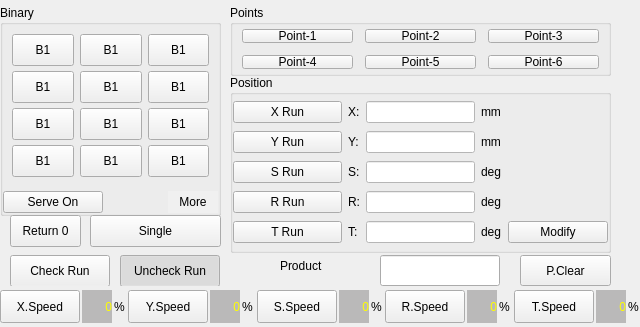
This is hcmanualoperation/ichcmanualoperationpageframe_5.ui in GaussCheng/2-5AxisPunch as Qt 5 draws it before an edit. The edited form follows.
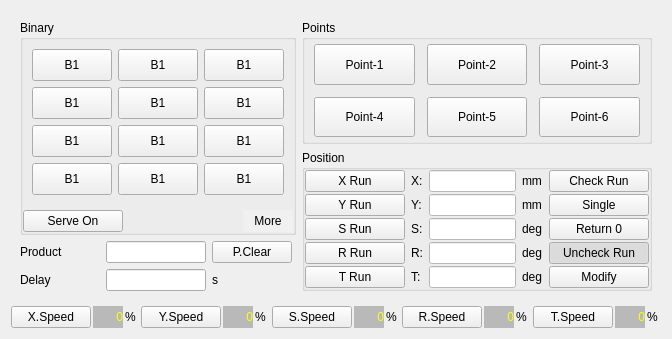
This is the edited form. Custom widgets are drawn as their Qt base class.

The edit to the form file:
```diff
--- a/hcmanualoperation/ichcmanualoperationpageframe_5.ui
+++ b/hcmanualoperation/ichcmanualoperationpageframe_5.ui
@@ -25,28 +25,18 @@
   <property name="frameShadow">
    <enum>QFrame::Plain</enum>
   </property>
+  <layout class="QVBoxLayout" name="verticalLayout_4">
+   <item>
   <widget class="QStackedWidget" name="tabWidget">
-   <property name="geometry">
-    <rect>
-     <x>0</x>
-     <y>5</y>
-     <width>640</width>
-     <height>281</height>
-    </rect>
-   </property>
    <property name="currentIndex">
     <number>0</number>
    </property>
    <widget class="QWidget" name="tabWidgetPage1">
+      <layout class="QHBoxLayout" name="horizontalLayout_5">
+       <item>
+        <layout class="QVBoxLayout" name="verticalLayout_2">
+         <item>
     <widget class="QGroupBox" name="groupBox_3">
-     <property name="geometry">
-      <rect>
-       <x>0</x>
-       <y>0</y>
-       <width>221</width>
-       <height>211</height>
-      </rect>
-     </property>
      <property name="title">
       <string>Binary</string>
      </property>
@@ -478,360 +468,131 @@
       </item>
      </layout>
     </widget>
+         </item>
+         <item>
+          <layout class="QHBoxLayout" name="horizontalLayout_3">
+           <item>
     <widget class="QLabel" name="label_3">
-     <property name="geometry">
-      <rect>
-       <x>280</x>
-       <y>250</y>
-       <width>91</width>
-       <height>21</height>
-      </rect>
+             <property name="minimumSize">
+              <size>
+               <width>80</width>
+               <height>0</height>
+              </size>
      </property>
      <property name="text">
       <string>Product</string>
      </property>
     </widget>
+           </item>
+           <item>
     <widget class="ICLineEditWithVirtualNumericKeypad" name="productEdit">
-     <property name="geometry">
-      <rect>
-       <x>380</x>
-       <y>250</y>
-       <width>120</width>
-       <height>31</height>
-      </rect>
-     </property>
-     <property name="alignment">
-      <set>Qt::AlignRight|Qt::AlignTrailing|Qt::AlignVCenter</set>
-     </property>
-    </widget>
-    <widget class="QGroupBox" name="groupBox">
-     <property name="geometry">
-      <rect>
-       <x>230</x>
-       <y>70</y>
-       <width>381</width>
-       <height>178</height>
-      </rect>
-     </property>
-     <property name="title">
-      <string>Position</string>
-     </property>
-     <layout class="QGridLayout" name="gridLayout">
-      <property name="verticalSpacing">
-       <number>2</number>
-      </property>
-      <property name="margin">
-       <number>0</number>
-      </property>
-      <item row="2" column="3">
-       <widget class="QLabel" name="label_15">
-        <property name="text">
-         <string>deg</string>
-        </property>
-       </widget>
-      </item>
-      <item row="1" column="0">
-       <widget class="QPushButton" name="yRun">
-        <property name="sizePolicy">
-         <sizepolicy hsizetype="Expanding" vsizetype="Preferred">
-          <horstretch>0</horstretch>
-          <verstretch>0</verstretch>
-         </sizepolicy>
-        </property>
         <property name="minimumSize">
          <size>
           <width>100</width>
           <height>0</height>
          </size>
         </property>
-        <property name="text">
-         <string>Y Run</string>
-        </property>
-       </widget>
-      </item>
-      <item row="1" column="3">
-       <widget class="QLabel" name="label_5">
-        <property name="text">
-         <string>mm</string>
+             <property name="maximumSize">
+              <size>
+               <width>100</width>
+               <height>16777215</height>
+              </size>
+             </property>
+             <property name="alignment">
+              <set>Qt::AlignRight|Qt::AlignTrailing|Qt::AlignVCenter</set>
         </property>
        </widget>
       </item>
-      <item row="1" column="1">
-       <widget class="QLabel" name="label_2">
-        <property name="text">
-         <string>Y:</string>
-        </property>
-       </widget>
-      </item>
-      <item row="3" column="2">
-       <widget class="ICLineEditWithVirtualNumericKeypad" name="rPos">
-        <property name="enabled">
-         <bool>false</bool>
-        </property>
-        <property name="styleSheet">
-         <string notr="true">QLineEdit::disabled{
-background:white;
-color: rgb(97, 97, 97);
-}
-</string>
-        </property>
-       </widget>
-      </item>
-      <item row="4" column="2">
-       <widget class="ICLineEditWithVirtualNumericKeypad" name="tPos">
-        <property name="enabled">
-         <bool>false</bool>
-        </property>
-        <property name="styleSheet">
-         <string notr="true">QLineEdit::disabled{
-background:white;
-color: rgb(97, 97, 97);
-}
-</string>
-        </property>
-       </widget>
-      </item>
-      <item row="0" column="2">
-       <widget class="ICLineEditWithVirtualNumericKeypad" name="xPos">
-        <property name="enabled">
-         <bool>false</bool>
-        </property>
-        <property name="styleSheet">
-         <string notr="true">QLineEdit::disabled{
-background:white;
-color: rgb(97, 97, 97);
-}
-</string>
-        </property>
-       </widget>
-      </item>
-      <item row="0" column="0">
-       <widget class="QPushButton" name="xRun">
+           <item>
+            <widget class="QPushButton" name="productClear">
         <property name="sizePolicy">
-         <sizepolicy hsizetype="Expanding" vsizetype="Preferred">
+              <sizepolicy hsizetype="Minimum" vsizetype="Preferred">
           <horstretch>0</horstretch>
           <verstretch>0</verstretch>
          </sizepolicy>
         </property>
-        <property name="minimumSize">
-         <size>
-          <width>100</width>
-          <height>0</height>
-         </size>
-        </property>
         <property name="text">
-         <string>X Run</string>
+              <string>P.Clear</string>
         </property>
        </widget>
       </item>
-      <item row="2" column="2">
-       <widget class="ICLineEditWithVirtualNumericKeypad" name="zPos">
-        <property name="enabled">
-         <bool>false</bool>
-        </property>
-        <property name="styleSheet">
-         <string notr="true">QLineEdit::disabled{
-background:white;
-color: rgb(97, 97, 97);
-}
-</string>
-        </property>
-       </widget>
-      </item>
-      <item row="1" column="2">
-       <widget class="ICLineEditWithVirtualNumericKeypad" name="yPos">
-        <property name="enabled">
-         <bool>false</bool>
-        </property>
-        <property name="styleSheet">
-         <string notr="true">QLineEdit::disabled{
-background:white;
-color: rgb(97, 97, 97);
-}
-</string>
-        </property>
-       </widget>
-      </item>
-      <item row="0" column="3">
-       <widget class="QLabel" name="label_4">
-        <property name="text">
-         <string>mm</string>
-        </property>
-       </widget>
-      </item>
-      <item row="3" column="0">
-       <widget class="QPushButton" name="rRun">
-        <property name="sizePolicy">
-         <sizepolicy hsizetype="Expanding" vsizetype="Preferred">
-          <horstretch>0</horstretch>
-          <verstretch>0</verstretch>
-         </sizepolicy>
-        </property>
+           <item>
+            <spacer name="horizontalSpacer_3">
+             <property name="orientation">
+              <enum>Qt::Horizontal</enum>
+             </property>
+             <property name="sizeHint" stdset="0">
+              <size>
+               <width>40</width>
+               <height>20</height>
+              </size>
+             </property>
+            </spacer>
+           </item>
+          </layout>
+         </item>
+         <item>
+          <layout class="QHBoxLayout" name="horizontalLayout_4">
+           <item>
+            <widget class="QLabel" name="label_11">
         <property name="minimumSize">
          <size>
-          <width>100</width>
+               <width>80</width>
           <height>0</height>
          </size>
         </property>
         <property name="text">
-         <string>R Run</string>
+              <string>Delay</string>
         </property>
        </widget>
       </item>
-      <item row="3" column="1">
-       <widget class="QLabel" name="label_7">
-        <property name="text">
-         <string>R:</string>
-        </property>
-       </widget>
-      </item>
-      <item row="4" column="3">
-       <widget class="QLabel" name="label_10">
-        <property name="text">
-         <string>deg</string>
-        </property>
-       </widget>
-      </item>
-      <item row="3" column="3">
-       <widget class="QLabel" name="label_9">
-        <property name="text">
-         <string>deg</string>
-        </property>
-       </widget>
-      </item>
-      <item row="4" column="1">
-       <widget class="QLabel" name="label_8">
-        <property name="text">
-         <string>T:</string>
-        </property>
-       </widget>
-      </item>
-      <item row="2" column="0">
-       <widget class="QPushButton" name="zRun">
-        <property name="sizePolicy">
-         <sizepolicy hsizetype="Expanding" vsizetype="Preferred">
-          <horstretch>0</horstretch>
-          <verstretch>0</verstretch>
-         </sizepolicy>
-        </property>
+           <item>
+            <widget class="ICLineEditWithVirtualNumericKeypad" name="delayEdit">
         <property name="minimumSize">
          <size>
           <width>100</width>
           <height>0</height>
          </size>
         </property>
-        <property name="text">
-         <string>S Run</string>
-        </property>
-       </widget>
-      </item>
-      <item row="4" column="0">
-       <widget class="QPushButton" name="tRun">
-        <property name="sizePolicy">
-         <sizepolicy hsizetype="Expanding" vsizetype="Preferred">
-          <horstretch>0</horstretch>
-          <verstretch>0</verstretch>
-         </sizepolicy>
-        </property>
-        <property name="minimumSize">
+             <property name="maximumSize">
          <size>
           <width>100</width>
-          <height>0</height>
-         </size>
-        </property>
-        <property name="text">
-         <string>T Run</string>
+               <height>16777215</height>
+              </size>
+             </property>
+             <property name="alignment">
+              <set>Qt::AlignRight|Qt::AlignTrailing|Qt::AlignVCenter</set>
         </property>
        </widget>
       </item>
-      <item row="0" column="1">
-       <widget class="QLabel" name="label">
+           <item>
+            <widget class="QLabel" name="label_14">
         <property name="text">
-         <string>X:</string>
+              <string>s</string>
         </property>
        </widget>
       </item>
-      <item row="2" column="1">
-       <widget class="QLabel" name="label_6">
-        <property name="text">
-         <string>S:</string>
-        </property>
-       </widget>
-      </item>
-      <item row="4" column="4">
-       <widget class="QPushButton" name="setButton">
-        <property name="sizePolicy">
-         <sizepolicy hsizetype="Minimum" vsizetype="Preferred">
-          <horstretch>0</horstretch>
-          <verstretch>0</verstretch>
-         </sizepolicy>
-        </property>
-        <property name="minimumSize">
+           <item>
+            <spacer name="horizontalSpacer_2">
+             <property name="orientation">
+              <enum>Qt::Horizontal</enum>
+             </property>
+             <property name="sizeHint" stdset="0">
          <size>
-          <width>100</width>
-          <height>0</height>
-         </size>
-        </property>
-        <property name="text">
-         <string>Modify</string>
-        </property>
-       </widget>
-      </item>
-     </layout>
-    </widget>
-    <widget class="QPushButton" name="singleButton">
-     <property name="geometry">
-      <rect>
-       <x>90</x>
-       <y>210</y>
-       <width>131</width>
-       <height>32</height>
-      </rect>
-     </property>
-     <property name="sizePolicy">
-      <sizepolicy hsizetype="Minimum" vsizetype="Preferred">
-       <horstretch>0</horstretch>
-       <verstretch>0</verstretch>
-      </sizepolicy>
-     </property>
-     <property name="text">
-      <string>Single</string>
-     </property>
-    </widget>
-    <widget class="QPushButton" name="runButton">
-     <property name="geometry">
-      <rect>
-       <x>10</x>
-       <y>250</y>
-       <width>100</width>
-       <height>32</height>
-      </rect>
-     </property>
-     <property name="sizePolicy">
-      <sizepolicy hsizetype="Minimum" vsizetype="Preferred">
-       <horstretch>0</horstretch>
-       <verstretch>0</verstretch>
-      </sizepolicy>
-     </property>
-     <property name="text">
-      <string>Check Run</string>
-     </property>
-     <property name="checkable">
-      <bool>true</bool>
-     </property>
-     <attribute name="buttonGroup">
-      <string notr="true">buttonGroup_2</string>
-     </attribute>
-    </widget>
+               <width>40</width>
+               <height>20</height>
+              </size>
+             </property>
+            </spacer>
+           </item>
+          </layout>
+         </item>
+        </layout>
+       </item>
+       <item>
+        <layout class="QVBoxLayout" name="verticalLayout_3">
+         <item>
     <widget class="QGroupBox" name="groupBox_2">
-     <property name="geometry">
-      <rect>
-       <x>230</x>
-       <y>0</y>
-       <width>381</width>
-       <height>71</height>
-      </rect>
-     </property>
      <property name="minimumSize">
       <size>
        <width>350</width>
@@ -1003,15 +764,253 @@
       </item>
      </layout>
     </widget>
+         </item>
+         <item>
+          <widget class="QGroupBox" name="groupBox">
+           <property name="title">
+            <string>Position</string>
+           </property>
+           <layout class="QGridLayout" name="gridLayout">
+            <property name="verticalSpacing">
+             <number>2</number>
+            </property>
+            <property name="margin">
+             <number>0</number>
+            </property>
+            <item row="2" column="3">
+             <widget class="QLabel" name="label_15">
+              <property name="text">
+               <string>deg</string>
+              </property>
+             </widget>
+            </item>
+            <item row="0" column="0">
+             <widget class="QPushButton" name="xRun">
+              <property name="sizePolicy">
+               <sizepolicy hsizetype="Expanding" vsizetype="Preferred">
+                <horstretch>0</horstretch>
+                <verstretch>0</verstretch>
+               </sizepolicy>
+              </property>
+              <property name="minimumSize">
+               <size>
+                <width>100</width>
+                <height>0</height>
+               </size>
+              </property>
+              <property name="text">
+               <string>X Run</string>
+              </property>
+             </widget>
+            </item>
+            <item row="0" column="5">
+             <widget class="QPushButton" name="runButton">
+              <property name="sizePolicy">
+               <sizepolicy hsizetype="Minimum" vsizetype="Preferred">
+                <horstretch>0</horstretch>
+                <verstretch>0</verstretch>
+               </sizepolicy>
+              </property>
+              <property name="text">
+               <string>Check Run</string>
+              </property>
+              <property name="checkable">
+               <bool>true</bool>
+              </property>
+              <attribute name="buttonGroup">
+               <string notr="true">buttonGroup_2</string>
+              </attribute>
+             </widget>
+            </item>
+            <item row="0" column="1">
+             <widget class="QLabel" name="label">
+              <property name="text">
+               <string>X:</string>
+              </property>
+             </widget>
+            </item>
+            <item row="3" column="2">
+             <widget class="ICLineEditWithVirtualNumericKeypad" name="rPos">
+              <property name="enabled">
+               <bool>false</bool>
+              </property>
+              <property name="styleSheet">
+               <string notr="true">QLineEdit::disabled{
+background:white;
+color: rgb(97, 97, 97);
+}
+</string>
+              </property>
+             </widget>
+            </item>
+            <item row="4" column="5">
+             <widget class="QPushButton" name="setButton">
+              <property name="sizePolicy">
+               <sizepolicy hsizetype="Minimum" vsizetype="Preferred">
+                <horstretch>0</horstretch>
+                <verstretch>0</verstretch>
+               </sizepolicy>
+              </property>
+              <property name="minimumSize">
+               <size>
+                <width>100</width>
+                <height>0</height>
+               </size>
+              </property>
+              <property name="text">
+               <string>Modify</string>
+              </property>
+             </widget>
+            </item>
+            <item row="0" column="3">
+             <widget class="QLabel" name="label_4">
+              <property name="text">
+               <string>mm</string>
+              </property>
+             </widget>
+            </item>
+            <item row="3" column="3">
+             <widget class="QLabel" name="label_9">
+              <property name="text">
+               <string>deg</string>
+              </property>
+             </widget>
+            </item>
+            <item row="4" column="1">
+             <widget class="QLabel" name="label_8">
+              <property name="text">
+               <string>T:</string>
+              </property>
+             </widget>
+            </item>
+            <item row="3" column="1">
+             <widget class="QLabel" name="label_7">
+              <property name="text">
+               <string>R:</string>
+              </property>
+             </widget>
+            </item>
+            <item row="4" column="0">
+             <widget class="QPushButton" name="tRun">
+              <property name="sizePolicy">
+               <sizepolicy hsizetype="Expanding" vsizetype="Preferred">
+                <horstretch>0</horstretch>
+                <verstretch>0</verstretch>
+               </sizepolicy>
+              </property>
+              <property name="minimumSize">
+               <size>
+                <width>100</width>
+                <height>0</height>
+               </size>
+              </property>
+              <property name="text">
+               <string>T Run</string>
+              </property>
+             </widget>
+            </item>
+            <item row="4" column="2">
+             <widget class="ICLineEditWithVirtualNumericKeypad" name="tPos">
+              <property name="enabled">
+               <bool>false</bool>
+              </property>
+              <property name="styleSheet">
+               <string notr="true">QLineEdit::disabled{
+background:white;
+color: rgb(97, 97, 97);
+}
+</string>
+              </property>
+             </widget>
+            </item>
+            <item row="1" column="0">
+             <widget class="QPushButton" name="yRun">
+              <property name="sizePolicy">
+               <sizepolicy hsizetype="Expanding" vsizetype="Preferred">
+                <horstretch>0</horstretch>
+                <verstretch>0</verstretch>
+               </sizepolicy>
+              </property>
+              <property name="minimumSize">
+               <size>
+                <width>100</width>
+                <height>0</height>
+               </size>
+              </property>
+              <property name="text">
+               <string>Y Run</string>
+              </property>
+             </widget>
+            </item>
+            <item row="2" column="0">
+             <widget class="QPushButton" name="zRun">
+              <property name="sizePolicy">
+               <sizepolicy hsizetype="Expanding" vsizetype="Preferred">
+                <horstretch>0</horstretch>
+                <verstretch>0</verstretch>
+               </sizepolicy>
+              </property>
+              <property name="minimumSize">
+               <size>
+                <width>100</width>
+                <height>0</height>
+               </size>
+              </property>
+              <property name="text">
+               <string>S Run</string>
+              </property>
+             </widget>
+            </item>
+            <item row="1" column="1">
+             <widget class="QLabel" name="label_2">
+              <property name="text">
+               <string>Y:</string>
+              </property>
+             </widget>
+            </item>
+            <item row="2" column="2">
+             <widget class="ICLineEditWithVirtualNumericKeypad" name="zPos">
+              <property name="enabled">
+               <bool>false</bool>
+              </property>
+              <property name="styleSheet">
+               <string notr="true">QLineEdit::disabled{
+background:white;
+color: rgb(97, 97, 97);
+}
+</string>
+              </property>
+             </widget>
+            </item>
+            <item row="1" column="5">
+             <widget class="QPushButton" name="singleButton">
+              <property name="sizePolicy">
+               <sizepolicy hsizetype="Minimum" vsizetype="Preferred">
+                <horstretch>0</horstretch>
+                <verstretch>0</verstretch>
+               </sizepolicy>
+              </property>
+              <property name="text">
+               <string>Single</string>
+              </property>
+             </widget>
+            </item>
+            <item row="0" column="2">
+             <widget class="ICLineEditWithVirtualNumericKeypad" name="xPos">
+              <property name="enabled">
+               <bool>false</bool>
+              </property>
+              <property name="styleSheet">
+               <string notr="true">QLineEdit::disabled{
+background:white;
+color: rgb(97, 97, 97);
+}
+</string>
+              </property>
+             </widget>
+            </item>
+            <item row="2" column="5">
     <widget class="QPushButton" name="return0Button">
-     <property name="geometry">
-      <rect>
-       <x>10</x>
-       <y>210</y>
-       <width>71</width>
-       <height>32</height>
-      </rect>
-     </property>
      <property name="sizePolicy">
       <sizepolicy hsizetype="Minimum" vsizetype="Preferred">
        <horstretch>0</horstretch>
@@ -1022,34 +1021,9 @@
       <string>Return 0</string>
      </property>
     </widget>
-    <widget class="QPushButton" name="productClear">
-     <property name="geometry">
-      <rect>
-       <x>520</x>
-       <y>250</y>
-       <width>91</width>
-       <height>31</height>
-      </rect>
-     </property>
-     <property name="sizePolicy">
-      <sizepolicy hsizetype="Minimum" vsizetype="Preferred">
-       <horstretch>0</horstretch>
-       <verstretch>0</verstretch>
-      </sizepolicy>
-     </property>
-     <property name="text">
-      <string>P.Clear</string>
-     </property>
-    </widget>
+            </item>
+            <item row="3" column="5">
     <widget class="QPushButton" name="uncheckRunButton">
-     <property name="geometry">
-      <rect>
-       <x>120</x>
-       <y>250</y>
-       <width>100</width>
-       <height>32</height>
-      </rect>
-     </property>
      <property name="sizePolicy">
       <sizepolicy hsizetype="Minimum" vsizetype="Preferred">
        <horstretch>0</horstretch>
@@ -1069,6 +1043,67 @@
       <string notr="true">buttonGroup_2</string>
      </attribute>
     </widget>
+            </item>
+            <item row="4" column="3">
+             <widget class="QLabel" name="label_10">
+              <property name="text">
+               <string>deg</string>
+              </property>
+             </widget>
+            </item>
+            <item row="1" column="2">
+             <widget class="ICLineEditWithVirtualNumericKeypad" name="yPos">
+              <property name="enabled">
+               <bool>false</bool>
+              </property>
+              <property name="styleSheet">
+               <string notr="true">QLineEdit::disabled{
+background:white;
+color: rgb(97, 97, 97);
+}
+</string>
+              </property>
+             </widget>
+            </item>
+            <item row="3" column="0">
+             <widget class="QPushButton" name="rRun">
+              <property name="sizePolicy">
+               <sizepolicy hsizetype="Expanding" vsizetype="Preferred">
+                <horstretch>0</horstretch>
+                <verstretch>0</verstretch>
+               </sizepolicy>
+              </property>
+              <property name="minimumSize">
+               <size>
+                <width>100</width>
+                <height>0</height>
+               </size>
+              </property>
+              <property name="text">
+               <string>R Run</string>
+              </property>
+             </widget>
+            </item>
+            <item row="1" column="3">
+             <widget class="QLabel" name="label_5">
+              <property name="text">
+               <string>mm</string>
+              </property>
+             </widget>
+            </item>
+            <item row="2" column="1">
+             <widget class="QLabel" name="label_6">
+              <property name="text">
+               <string>S:</string>
+              </property>
+             </widget>
+            </item>
+           </layout>
+          </widget>
+         </item>
+        </layout>
+       </item>
+      </layout>
    </widget>
    <widget class="QWidget" name="tabWidgetPage2">
     <layout class="QGridLayout" name="gridLayout_3">
@@ -1811,15 +1846,8 @@
     </layout>
    </widget>
   </widget>
-  <widget class="QWidget" name="layoutWidget">
-   <property name="geometry">
-    <rect>
-     <x>0</x>
-     <y>290</y>
-     <width>640</width>
-     <height>33</height>
-    </rect>
-   </property>
+   </item>
+   <item>
    <layout class="QHBoxLayout" name="horizontalLayout">
     <property name="spacing">
      <number>2</number>
@@ -4215,7 +4243,8 @@
      </widget>
     </item>
    </layout>
-  </widget>
+   </item>
+  </layout>
  </widget>
  <customwidgets>
   <customwidget>
```
Left out of the diff: 292 changed lines with no effect on the pictures. Lines whose indentation alone changed are shown as unchanged.
